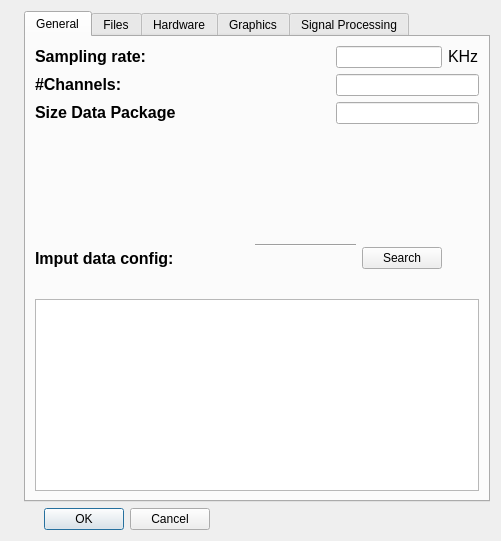
This is Graphics/bciui_config.ui in IIBM/bci as Qt 5 draws it before an edit. The edited form follows.
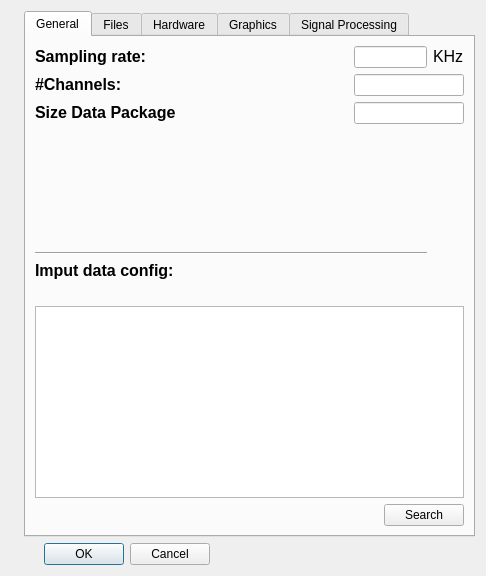
This is the edited form.

The edit to the form file:
```diff
--- a/Graphics/bciui_config.ui
+++ b/Graphics/bciui_config.ui
@@ -6,8 +6,8 @@
    <rect>
     <x>0</x>
     <y>0</y>
-    <width>501</width>
-    <height>541</height>
+    <width>486</width>
+    <height>576</height>
    </rect>
   </property>
   <property name="windowTitle">
@@ -24,40 +24,10 @@
        <string>General</string>
       </attribute>
       <layout class="QGridLayout" name="gridLayout_2">
-       <item row="1" column="4" colspan="3">
-        <widget class="QLineEdit" name="channels_line">
+       <item row="0" column="0" colspan="2">
+        <widget class="QLabel" name="label_3">
          <property name="text">
-          <string/>
-         </property>
-         <property name="readOnly">
-          <bool>false</bool>
-         </property>
-        </widget>
-       </item>
-       <item row="5" column="3" colspan="2">
-        <spacer name="horizontalSpacer_3">
-         <property name="orientation">
-          <enum>Qt::Horizontal</enum>
-         </property>
-         <property name="sizeHint" stdset="0">
-          <size>
-           <width>99</width>
-           <height>20</height>
-          </size>
-         </property>
-        </spacer>
-       </item>
-       <item row="0" column="6">
-        <widget class="QLabel" name="label_14">
-         <property name="text">
-          <string>&lt;html&gt;&lt;head/&gt;&lt;body&gt;&lt;p&gt;&lt;span style=&quot; font-size:12pt;&quot;&gt;KHz&lt;/span&gt;&lt;/p&gt;&lt;/body&gt;&lt;/html&gt;</string>
-         </property>
-        </widget>
-       </item>
-       <item row="4" column="3" colspan="2">
-        <widget class="Line" name="line_2">
-         <property name="orientation">
-          <enum>Qt::Horizontal</enum>
+          <string>&lt;html&gt;&lt;head/&gt;&lt;body&gt;&lt;p&gt;&lt;span style=&quot; font-size:12pt; font-weight:600;&quot;&gt;Sampling rate:&lt;/span&gt;&lt;/p&gt;&lt;/body&gt;&lt;/html&gt;</string>
          </property>
         </widget>
        </item>
@@ -74,8 +44,8 @@
          </property>
         </spacer>
        </item>
-       <item row="2" column="4" colspan="3">
-        <widget class="QLineEdit" name="data_pack_line">
+       <item row="0" column="4" colspan="2">
+        <widget class="QLineEdit" name="fs_line">
          <property name="text">
           <string/>
          </property>
@@ -84,6 +54,13 @@
          </property>
         </widget>
        </item>
+       <item row="0" column="6">
+        <widget class="QLabel" name="label_14">
+         <property name="text">
+          <string>&lt;html&gt;&lt;head/&gt;&lt;body&gt;&lt;p&gt;&lt;span style=&quot; font-size:12pt;&quot;&gt;KHz&lt;/span&gt;&lt;/p&gt;&lt;/body&gt;&lt;/html&gt;</string>
+         </property>
+        </widget>
+       </item>
        <item row="1" column="0">
         <widget class="QLabel" name="label_5">
          <property name="text">
@@ -91,31 +68,6 @@
          </property>
         </widget>
        </item>
-       <item row="0" column="0" colspan="2">
-        <widget class="QLabel" name="label_3">
-         <property name="text">
-          <string>&lt;html&gt;&lt;head/&gt;&lt;body&gt;&lt;p&gt;&lt;span style=&quot; font-size:12pt; font-weight:600;&quot;&gt;Sampling rate:&lt;/span&gt;&lt;/p&gt;&lt;/body&gt;&lt;/html&gt;</string>
-         </property>
-        </widget>
-       </item>
-       <item row="4" column="0" rowspan="2" colspan="2">
-        <widget class="QLabel" name="label_4">
-         <property name="text">
-          <string>&lt;html&gt;&lt;head/&gt;&lt;body&gt;&lt;p&gt;&lt;span style=&quot; font-size:12pt; font-weight:600;&quot;&gt;Imput data config:&lt;/span&gt;&lt;/p&gt;&lt;/body&gt;&lt;/html&gt;</string>
-         </property>
-        </widget>
-       </item>
-       <item row="2" column="0" colspan="2">
-        <widget class="QLabel" name="label_6">
-         <property name="text">
-          <string>&lt;!DOCTYPE HTML PUBLIC &quot;-//W3C//DTD HTML 4.0//EN&quot; &quot;http://www.w3.org/TR/REC-html40/strict.dtd&quot;&gt;
-&lt;html&gt;&lt;head&gt;&lt;meta name=&quot;qrichtext&quot; content=&quot;1&quot; /&gt;&lt;style type=&quot;text/css&quot;&gt;
-p, li { white-space: pre-wrap; }
-&lt;/style&gt;&lt;/head&gt;&lt;body style=&quot; font-family:'Cantarell'; font-size:11pt; font-weight:400; font-style:normal;&quot;&gt;
-&lt;p style=&quot; margin-top:0px; margin-bottom:0px; margin-left:0px; margin-right:0px; -qt-block-indent:0; text-indent:0px;&quot;&gt;&lt;span style=&quot; font-size:12pt; font-weight:600;&quot;&gt;Size Data Package&lt;/span&gt;&lt;/p&gt;&lt;/body&gt;&lt;/html&gt;</string>
-         </property>
-        </widget>
-       </item>
        <item row="1" column="1" colspan="2">
         <spacer name="horizontalSpacer_2">
          <property name="orientation">
@@ -129,6 +81,27 @@
          </property>
         </spacer>
        </item>
+       <item row="1" column="4" colspan="3">
+        <widget class="QLineEdit" name="channels_line">
+         <property name="text">
+          <string/>
+         </property>
+         <property name="readOnly">
+          <bool>false</bool>
+         </property>
+        </widget>
+       </item>
+       <item row="2" column="0" colspan="2">
+        <widget class="QLabel" name="label_6">
+         <property name="text">
+          <string>&lt;!DOCTYPE HTML PUBLIC &quot;-//W3C//DTD HTML 4.0//EN&quot; &quot;http://www.w3.org/TR/REC-html40/strict.dtd&quot;&gt;
+&lt;html&gt;&lt;head&gt;&lt;meta name=&quot;qrichtext&quot; content=&quot;1&quot; /&gt;&lt;style type=&quot;text/css&quot;&gt;
+p, li { white-space: pre-wrap; }
+&lt;/style&gt;&lt;/head&gt;&lt;body style=&quot; font-family:'Cantarell'; font-size:11pt; font-weight:400; font-style:normal;&quot;&gt;
+&lt;p style=&quot; margin-top:0px; margin-bottom:0px; margin-left:0px; margin-right:0px; -qt-block-indent:0; text-indent:0px;&quot;&gt;&lt;span style=&quot; font-size:12pt; font-weight:600;&quot;&gt;Size Data Package&lt;/span&gt;&lt;/p&gt;&lt;/body&gt;&lt;/html&gt;</string>
+         </property>
+        </widget>
+       </item>
        <item row="2" column="3">
         <spacer name="horizontalSpacer_4">
          <property name="orientation">
@@ -142,27 +115,8 @@
          </property>
         </spacer>
        </item>
-       <item row="4" column="5" rowspan="2">
-        <widget class="QPushButton" name="load_file_b">
-         <property name="maximumSize">
-          <size>
-           <width>90</width>
-           <height>16777215</height>
-          </size>
-         </property>
-         <property name="text">
-          <string>Search</string>
-         </property>
-         <property name="checkable">
-          <bool>false</bool>
-         </property>
-         <property name="checked">
-          <bool>false</bool>
-         </property>
-        </widget>
-       </item>
-       <item row="0" column="4" colspan="2">
-        <widget class="QLineEdit" name="fs_line">
+       <item row="2" column="4" colspan="3">
+        <widget class="QLineEdit" name="data_pack_line">
          <property name="text">
           <string/>
          </property>
@@ -184,7 +138,21 @@
          </property>
         </spacer>
        </item>
-       <item row="6" column="3">
+       <item row="4" column="0" colspan="6">
+        <widget class="Line" name="line_2">
+         <property name="orientation">
+          <enum>Qt::Horizontal</enum>
+         </property>
+        </widget>
+       </item>
+       <item row="5" column="0" colspan="2">
+        <widget class="QLabel" name="label_4">
+         <property name="text">
+          <string>&lt;html&gt;&lt;head/&gt;&lt;body&gt;&lt;p&gt;&lt;span style=&quot; font-size:12pt; font-weight:600;&quot;&gt;Imput data config:&lt;/span&gt;&lt;/p&gt;&lt;/body&gt;&lt;/html&gt;</string>
+         </property>
+        </widget>
+       </item>
+       <item row="6" column="0" colspan="7">
         <widget class="QLabel" name="format_file_label">
          <property name="text">
           <string/>
@@ -197,8 +165,40 @@
           <string>&lt;!DOCTYPE HTML PUBLIC &quot;-//W3C//DTD HTML 4.0//EN&quot; &quot;http://www.w3.org/TR/REC-html40/strict.dtd&quot;&gt;
 &lt;html&gt;&lt;head&gt;&lt;meta name=&quot;qrichtext&quot; content=&quot;1&quot; /&gt;&lt;style type=&quot;text/css&quot;&gt;
 p, li { white-space: pre-wrap; }
-&lt;/style&gt;&lt;/head&gt;&lt;body style=&quot; font-family:'Ubuntu'; font-size:11pt; font-weight:400; font-style:normal;&quot;&gt;
-&lt;p style=&quot;-qt-paragraph-type:empty; margin-top:0px; margin-bottom:0px; margin-left:0px; margin-right:0px; -qt-block-indent:0; text-indent:0px;&quot;&gt;&lt;br /&gt;&lt;/p&gt;&lt;/body&gt;&lt;/html&gt;</string>
+&lt;/style&gt;&lt;/head&gt;&lt;body style=&quot; font-family:'Cantarell'; font-size:11pt; font-weight:400; font-style:normal;&quot;&gt;
+&lt;p style=&quot;-qt-paragraph-type:empty; margin-top:0px; margin-bottom:0px; margin-left:0px; margin-right:0px; -qt-block-indent:0; text-indent:0px; font-family:'Ubuntu';&quot;&gt;&lt;br /&gt;&lt;/p&gt;&lt;/body&gt;&lt;/html&gt;</string>
+         </property>
+        </widget>
+       </item>
+       <item row="8" column="0" colspan="5">
+        <spacer name="horizontalSpacer_3">
+         <property name="orientation">
+          <enum>Qt::Horizontal</enum>
+         </property>
+         <property name="sizeHint" stdset="0">
+          <size>
+           <width>99</width>
+           <height>20</height>
+          </size>
+         </property>
+        </spacer>
+       </item>
+       <item row="8" column="5" colspan="2">
+        <widget class="QPushButton" name="load_file_b">
+         <property name="maximumSize">
+          <size>
+           <width>90</width>
+           <height>16777215</height>
+          </size>
+         </property>
+         <property name="text">
+          <string>Search</string>
+         </property>
+         <property name="checkable">
+          <bool>false</bool>
+         </property>
+         <property name="checked">
+          <bool>false</bool>
          </property>
         </widget>
        </item>
```
